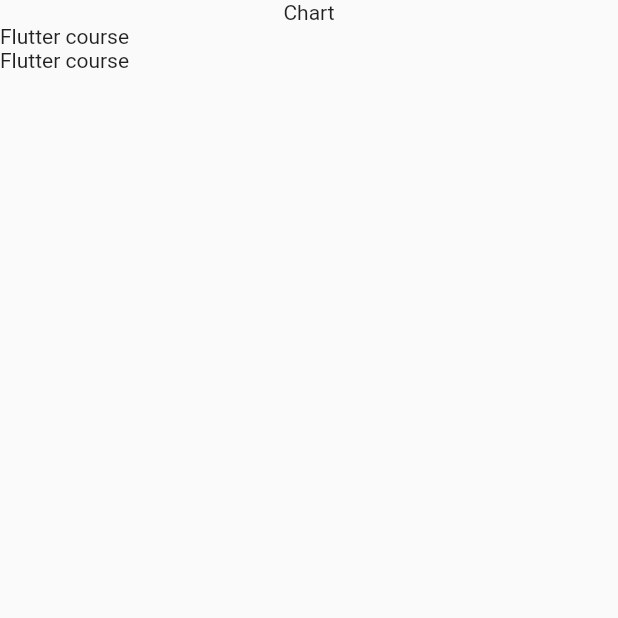
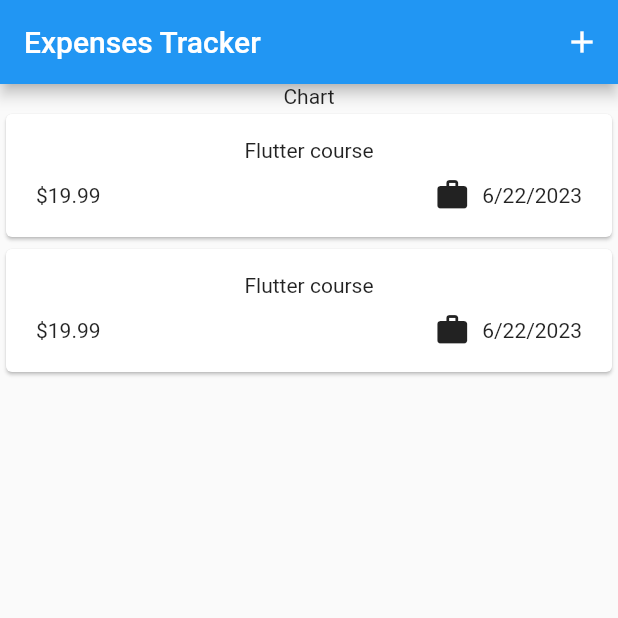
Before and after one commit to abdGhost/Expense_app, a Flutter app: the screen it shows after launch, on a phone screen of 412 x 824 dp, the top half of it. Run offline on Flutter 3.47's test engine with Material 2 defaults, Android fonts, the phone set to English and light mode, and no system bars.

Commit message:
Added bottomModelsheet

```diff
--- a/lib/main.dart
+++ b/lib/main.dart
@@ -1,6 +1,6 @@
 import 'package:flutter/material.dart';
 
-import 'package:expense_app/expenses.dart';
+import 'package:expense_app/widgets/expenses.dart';
 
 void main() {
   runApp(
--- a/lib/models/expense.dart
+++ b/lib/models/expense.dart
@@ -1,6 +1,10 @@
+import 'package:flutter/material.dart';
 import 'package:uuid/uuid.dart';
+import 'package:intl/intl.dart';
 
 const uuid = Uuid();
+
+final formtter = DateFormat.yMd();
 
 enum Category {
   food,
@@ -8,6 +12,13 @@ enum Category {
   leisure,
   work,
 }
+
+const categoryIcons = {
+  Category.food: Icons.lunch_dining,
+  Category.travel: Icons.flight_takeoff,
+  Category.leisure: Icons.movie,
+  Category.work: Icons.work,
+};
 
 class Expense {
   Expense({
@@ -22,4 +33,8 @@ class Expense {
   final double amount;
   final DateTime dateTime;
   final Category category;
+
+  String get formatedDate {
+    return formtter.format(dateTime);
+  }
 }
--- a/lib/expenses.dart
+++ b/lib/widgets/expenses.dart
@@ -1,6 +1,7 @@
-import 'package:expense_app/widgets/expenses_list_widget.dart';
+import 'package:expense_app/widgets/expenses_list/expenses_list_widget.dart';
+import 'package:expense_app/widgets/new_expenses.dart';
 import 'package:flutter/material.dart';
-import 'models/expense.dart';
+import '../models/expense.dart';
 
 class Expenses extends StatefulWidget {
   const Expenses({super.key});
@@ -25,9 +26,27 @@ class _ExpensesState extends State<Expenses> {
       category: Category.work,
     ),
   ];
+
+  void _openAddExpenseOverlay() {
+    showModalBottomSheet(
+      context: context,
+      builder: (ctx) => const NewExpenses(),
+    );
+
+  }
+
   @override
   Widget build(BuildContext context) {
     return Scaffold(
+      appBar: AppBar(
+        title: const Text("Expenses Tracker"),
+        actions: [
+          IconButton(
+            onPressed: _openAddExpenseOverlay,
+            icon: const Icon(Icons.add),
+          ),
+        ],
+      ),
       body: Column(
         children: [
           const Text('Chart'),
--- /dev/null
+++ b/lib/widgets/expenses_list/expenses_item_widget.dart
@@ -0,0 +1,45 @@
+import 'package:flutter/material.dart';
+import '../../models/expense.dart';
+
+class ExpensesItemWidget extends StatelessWidget {
+  const ExpensesItemWidget(this.expense, {super.key});
+
+  final Expense expense;
+
+  @override
+  Widget build(BuildContext context) {
+    return Card(
+      child: Padding(
+        padding: const EdgeInsets.symmetric(
+          vertical: 16,
+          horizontal: 20,
+        ),
+        child: Column(
+          children: [
+            Text(
+              expense.title,
+            ),
+            const SizedBox(
+              height: 10,
+            ),
+            Row(
+              children: [
+                Text('\$${expense.amount.toStringAsFixed(2)}'),
+                const Spacer(),
+                Row(
+                  children: [
+                    Icon(categoryIcons[expense.category]),
+                    const SizedBox(
+                      width: 8,
+                    ),
+                    Text(expense.formatedDate)
+                  ],
+                ),
+              ],
+            ),
+          ],
+        ),
+      ),
+    );
+  }
+}
--- a/lib/widgets/expenses_list_widget.dart
+++ b/lib/widgets/expenses_list/expenses_list_widget.dart
@@ -1,4 +1,5 @@
 import 'package:expense_app/models/expense.dart';
+import 'package:expense_app/widgets/expenses_list/expenses_item_widget.dart';
 import 'package:flutter/material.dart';
 
 class ExpensesListWidget extends StatelessWidget {
@@ -9,8 +10,8 @@ class ExpensesListWidget extends StatelessWidget {
   Widget build(BuildContext context) {
     return ListView.builder(
       itemCount: expenses.length,
-      itemBuilder: (ctx, index) => Text(
-        expenses[index].title,
+      itemBuilder: (ctx, index) => ExpensesItemWidget(
+        expenses[index],
       ),
     );
   }
--- a/pubspec.yaml
+++ b/pubspec.yaml
@@ -36,6 +36,7 @@ dependencies:
   # Use with the CupertinoIcons class for iOS style icons.
   cupertino_icons: ^1.0.2
   uuid: ^3.0.7
+  intl: ^0.18.1
 
 dev_dependencies:
   flutter_test:
```
Also changed, not shown: lib/widgets/new_expenses.dart (added, +68 -0 lines), pubspec.lock.
